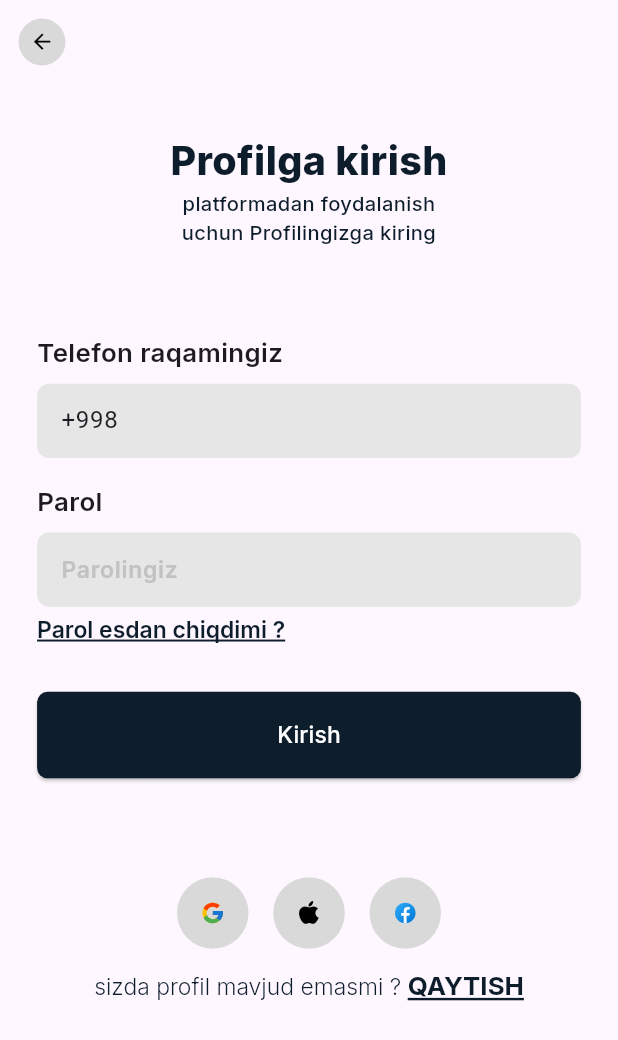
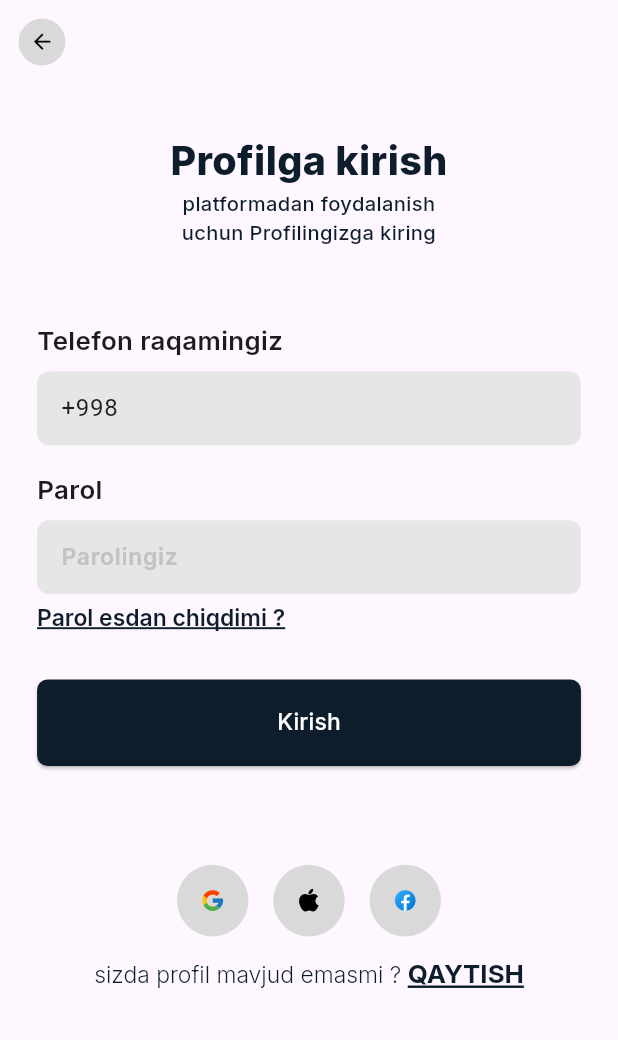
Before and after one commit to OtabekNuriddinov/ish_topdim, a Flutter app: the EnteringProfileScreen screen opened by its route, on a phone screen of 412 x 824 dp. Shown: the top 1040 px of the screen. Run offline on Flutter 3.47's test engine with Material 3 defaults, Android fonts, the phone set to English and light mode, and no system bars; our stand-ins replace flutter_svg, go_router, google_fonts, sizer.

```diff
--- a/lib/features/entering_profile/presentation/entering_profile_screen.dart
+++ b/lib/features/entering_profile/presentation/entering_profile_screen.dart
@@ -73,7 +73,7 @@ class _EnteringProfileScreenState extends State<EnteringProfileScreen> {
                       ),
                     ),
                   ),
-                  SizedBox(height: 7.h),
+                  SizedBox(height: 6.h),
                   Text(
                     "Telefon raqamingiz",
                     style: GoogleFonts.inter(
--- a/lib/features/registration/presentation/registration_screen.dart
+++ b/lib/features/registration/presentation/registration_screen.dart
@@ -69,7 +69,7 @@ class _RegistrationScreenState extends State<RegistrationScreen> {
                       ),
                     ),
                   ),
-                  SizedBox(height: 7.h),
+                  SizedBox(height: 6.h),
                   Text(
                     "Ismingiz",
                     style: GoogleFonts.inter(
```
